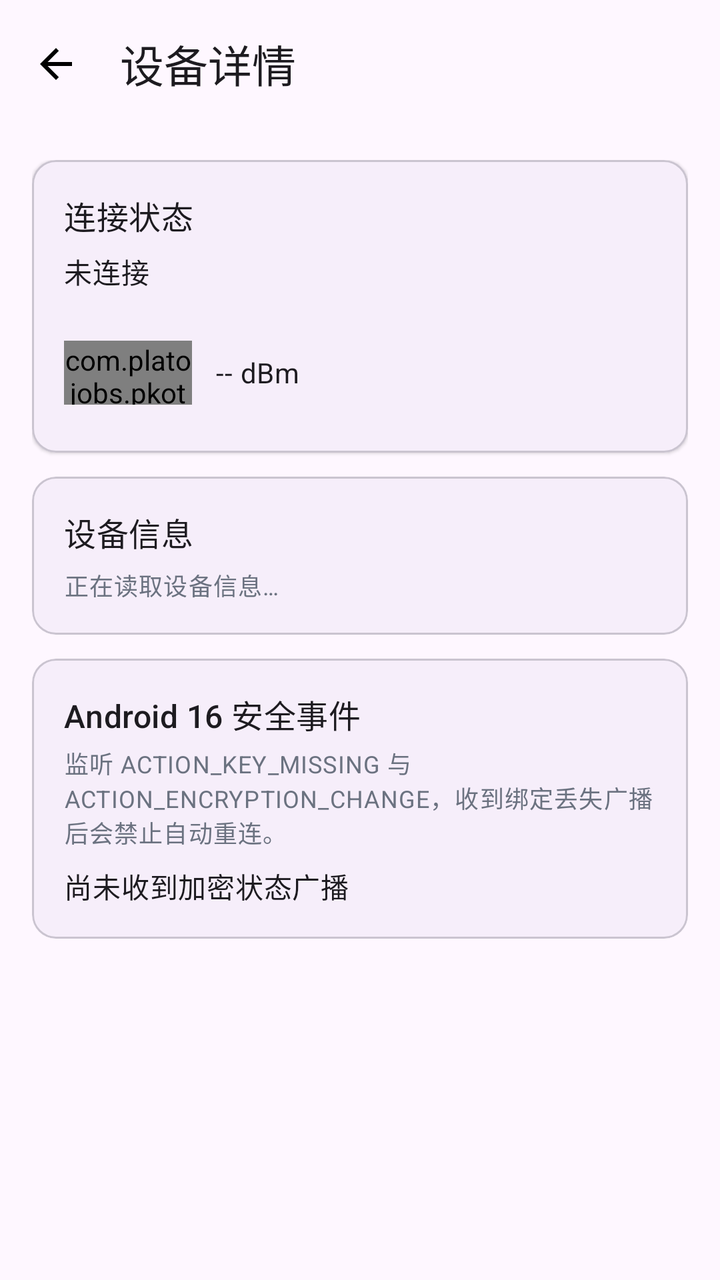
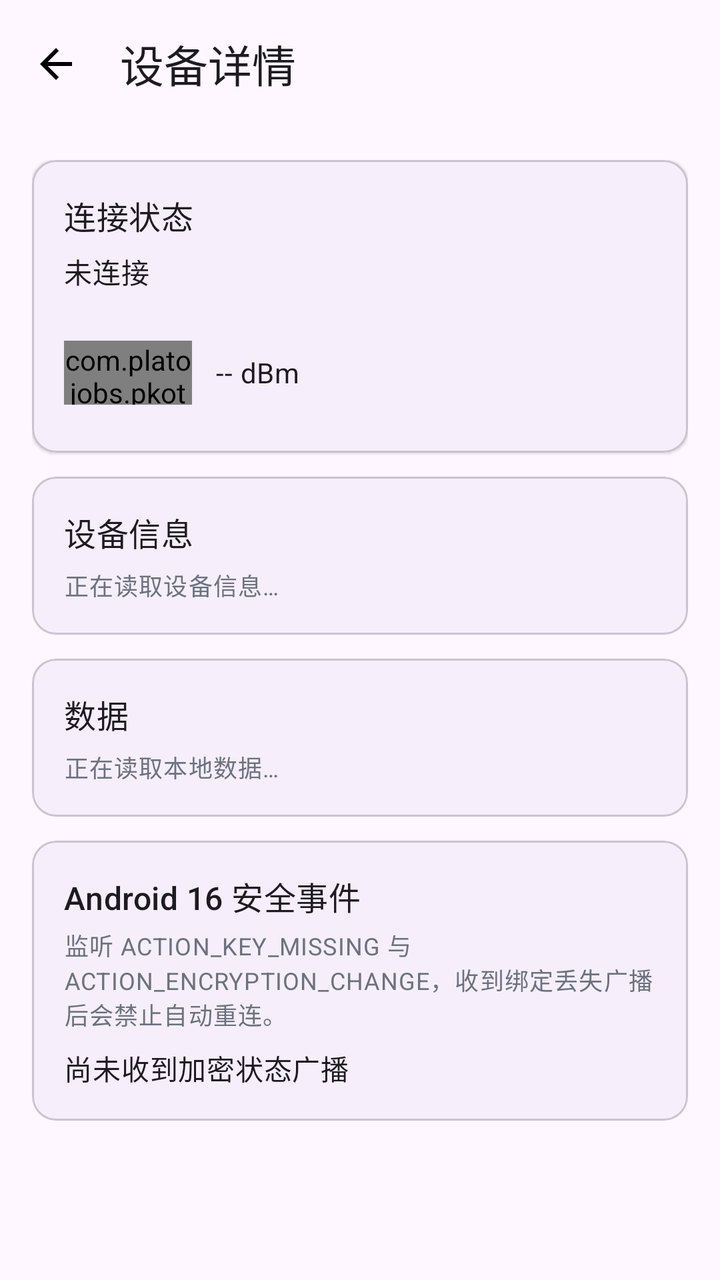

An Android layout rendered at two revisions. The XML below is the earlier revision; the diff shows what the commit changed to produce the second picture.
<!-- AndroidManifest.xml: application theme Theme.PKotlinApp -->
<!-- res/layout/activity_device_detail.xml -->
<?xml version="1.0" encoding="utf-8"?>
<LinearLayout xmlns:android="http://schemas.android.com/apk/res/android"
    xmlns:app="http://schemas.android.com/apk/res-auto"
    android:id="@+id/root"
    android:layout_width="match_parent"
    android:layout_height="match_parent"
    android:orientation="vertical">

    <com.google.android.material.appbar.MaterialToolbar
        android:id="@+id/toolbar"
        android:layout_width="match_parent"
        android:layout_height="?attr/actionBarSize"
        android:background="?attr/colorSurface"
        app:navigationContentDescription="@string/toolbar_back"
        app:navigationIcon="@drawable/ic_arrow_back"
        app:title="@string/detail_title" />

    <androidx.core.widget.NestedScrollView
        android:id="@+id/scrollContent"
        android:layout_width="match_parent"
        android:layout_height="0dp"
        android:layout_weight="1"
        android:clipToPadding="false">

        <LinearLayout
            android:layout_width="match_parent"
            android:layout_height="wrap_content"
            android:orientation="vertical"
            android:padding="16dp">

            <com.google.android.material.card.MaterialCardView
                android:layout_width="match_parent"
                android:layout_height="wrap_content"
                app:cardCornerRadius="12dp"
                app:cardElevation="1dp">

                <LinearLayout
                    android:layout_width="match_parent"
                    android:layout_height="wrap_content"
                    android:orientation="vertical"
                    android:padding="16dp">

                    <TextView
                        android:layout_width="match_parent"
                        android:layout_height="wrap_content"
                        android:text="@string/detail_status_title"
                        android:textAppearance="?attr/textAppearanceTitleMedium" />

                    <TextView
                        android:id="@+id/connectionStatus"
                        android:layout_width="match_parent"
                        android:layout_height="wrap_content"
                        android:layout_marginTop="6dp"
                        android:text="@string/detail_disconnected"
                        android:textAppearance="?attr/textAppearanceBodyMedium" />

                    <TextView
                        android:id="@+id/macText"
                        android:layout_width="match_parent"
                        android:layout_height="wrap_content"
                        android:textAppearance="?attr/textAppearanceBodySmall"
                        android:textColor="@color/text_secondary" />

                    <LinearLayout
                        android:layout_width="match_parent"
                        android:layout_height="wrap_content"
                        android:layout_marginTop="8dp"
                        android:gravity="center_vertical"
                        android:orientation="horizontal">

                        <com.platojobs.pkotlinapp.ui.common.RssiSignalView
                            android:id="@+id/signalView"
                            android:layout_width="64dp"
                            android:layout_height="32dp"
                            app:rsv_activeColor="@color/signal_active"
                            app:rsv_inactiveColor="@color/signal_inactive"
                            app:rsv_barCount="4" />

                        <TextView
                            android:id="@+id/rssiText"
                            android:layout_width="wrap_content"
                            android:layout_height="wrap_content"
                            android:layout_marginStart="12dp"
                            android:text="@string/device_rssi_unknown"
                            android:textAppearance="?attr/textAppearanceBodyMedium" />
                    </LinearLayout>

                    <LinearLayout
                        android:layout_width="match_parent"
                        android:layout_height="wrap_content"
                        android:layout_marginTop="8dp"
                        android:orientation="horizontal">

                        <com.google.android.material.button.MaterialButton
                            android:id="@+id/connectButton"
                            android:layout_width="wrap_content"
                            android:layout_height="wrap_content"
                            android:text="@string/detail_connect"
                            android:visibility="gone" />

                        <com.google.android.material.button.MaterialButton
                            android:id="@+id/disconnectButton"
                            style="?attr/materialButtonTonalStyle"
                            android:layout_width="wrap_content"
                            android:layout_height="wrap_content"
                            android:layout_marginStart="8dp"
                            android:text="@string/action_disconnect"
                            android:visibility="gone" />
                    </LinearLayout>

                </LinearLayout>

            </com.google.android.material.card.MaterialCardView>

            <com.google.android.material.card.MaterialCardView
                android:id="@+id/keyMissingCard"
                android:layout_width="match_parent"
                android:layout_height="wrap_content"
                android:layout_marginTop="12dp"
                android:visibility="gone"
                app:cardBackgroundColor="?attr/colorErrorContainer"
                app:cardCornerRadius="12dp"
                app:cardElevation="0dp">

                <LinearLayout
                    android:layout_width="match_parent"
                    android:layout_height="wrap_content"
                    android:orientation="vertical"
                    android:padding="16dp">

                    <TextView
                        android:layout_width="match_parent"
                        android:layout_height="wrap_content"
                        android:text="@string/detail_key_missing_title"
                        android:textAppearance="?attr/textAppearanceTitleMedium"
                        android:textColor="?attr/colorOnErrorContainer" />

                    <TextView
                        android:layout_width="match_parent"
                        android:layout_height="wrap_content"
                        android:layout_marginTop="4dp"
                        android:text="@string/detail_key_missing_hint"
                        android:textAppearance="?attr/textAppearanceBodySmall"
                        android:textColor="?attr/colorOnErrorContainer" />

                    <com.google.android.material.button.MaterialButton
                        android:id="@+id/keyMissingRetryButton"
                        android:layout_width="wrap_content"
                        android:layout_height="wrap_content"
                        android:layout_marginTop="8dp"
                        android:text="@string/detail_key_missing_action" />

                </LinearLayout>

            </com.google.android.material.card.MaterialCardView>

            <com.google.android.material.card.MaterialCardView
                android:layout_width="match_parent"
                android:layout_height="wrap_content"
                android:layout_marginTop="12dp"
                app:cardCornerRadius="12dp"
                app:cardElevation="1dp">

                <LinearLayout
                    android:layout_width="match_parent"
                    android:layout_height="wrap_content"
                    android:orientation="vertical"
                    android:padding="16dp">

                    <TextView
                        android:layout_width="match_parent"
                        android:layout_height="wrap_content"
                        android:text="@string/detail_info_title"
                        android:textAppearance="?attr/textAppearanceTitleMedium" />

                    <TextView
                        android:id="@+id/infoLoading"
                        android:layout_width="match_parent"
                        android:layout_height="wrap_content"
                        android:layout_marginTop="6dp"
                        android:text="@string/detail_info_loading"
                        android:textAppearance="?attr/textAppearanceBodySmall"
                        android:textColor="@color/text_secondary" />

                    <TextView
                        android:id="@+id/infoHint"
                        android:layout_width="match_parent"
                        android:layout_height="wrap_content"
                        android:layout_marginTop="6dp"
                        android:text="@string/detail_disconnected_hint"
                        android:textAppearance="?attr/textAppearanceBodySmall"
                        android:textColor="@color/text_secondary"
                        android:visibility="gone" />

                    <TextView
                        android:id="@+id/infoOfflineHint"
                        android:layout_width="match_parent"
                        android:layout_height="wrap_content"
                        android:layout_marginTop="6dp"
                        android:text="@string/detail_offline_hint"
                        android:textAppearance="?attr/textAppearanceBodySmall"
                        android:textColor="@color/text_secondary"
                        android:visibility="gone" />

                    <LinearLayout
                        android:id="@+id/infoContent"
                        android:layout_width="match_parent"
                        android:layout_height="wrap_content"
                        android:layout_marginTop="8dp"
                        android:orientation="vertical"
                        android:visibility="gone">

                        <LinearLayout
                            android:layout_width="match_parent"
                            android:layout_height="wrap_content"
                            android:orientation="horizontal">

                            <TextView
                                android:layout_width="100dp"
                                android:layout_height="wrap_content"
                                android:text="@string/detail_vendor"
                                android:textAppearance="?attr/textAppearanceBodyMedium"
                                android:textColor="@color/text_secondary" />

                            <TextView
                                android:id="@+id/vendorValue"
                                android:layout_width="0dp"
                                android:layout_height="wrap_content"
                                android:layout_weight="1"
                                android:textAppearance="?attr/textAppearanceBodyMedium" />
                        </LinearLayout>

                        <LinearLayout
                            android:layout_width="match_parent"
                            android:layout_height="wrap_content"
                            android:layout_marginTop="4dp"
                            android:orientation="horizontal">

                            <TextView
                                android:layout_width="100dp"
                                android:layout_height="wrap_content"
                                android:text="@string/detail_device_type"
                                android:textAppearance="?attr/textAppearanceBodyMedium"
                                android:textColor="@color/text_secondary" />

                            <TextView
                                android:id="@+id/deviceTypeValue"
                                android:layout_width="0dp"
                                android:layout_height="wrap_content"
                                android:layout_weight="1"
                                android:textAppearance="?attr/textAppearanceBodyMedium" />
                        </LinearLayout>

                        <LinearLayout
                            android:layout_width="match_parent"
                            android:layout_height="wrap_content"
                            android:layout_marginTop="4dp"
                            android:orientation="horizontal">

                            <TextView
                                android:layout_width="100dp"
                                android:layout_height="wrap_content"
                                android:text="@string/detail_firmware"
                                android:textAppearance="?attr/textAppearanceBodyMedium"
                                android:textColor="@color/text_secondary" />

                            <TextView
                                android:id="@+id/firmwareValue"
                                android:layout_width="0dp"
                                android:layout_height="wrap_content"
                                android:layout_weight="1"
                                android:textAppearance="?attr/textAppearanceBodyMedium" />
                        </LinearLayout>

                        <LinearLayout
                            android:layout_width="match_parent"
                            android:layout_height="wrap_content"
                            android:layout_marginTop="4dp"
                            android:orientation="horizontal">

                            <TextView
                                android:layout_width="100dp"
                                android:layout_height="wrap_content"
                                android:text="@string/detail_alias"
                                android:textAppearance="?attr/textAppearanceBodyMedium"
                                android:textColor="@color/text_secondary" />

                            <TextView
                                android:id="@+id/aliasValue"
                                android:layout_width="0dp"
                                android:layout_height="wrap_content"
                                android:layout_weight="1"
                                android:textAppearance="?attr/textAppearanceBodyMedium" />
                        </LinearLayout>

                        <LinearLayout
                            android:layout_width="match_parent"
                            android:layout_height="wrap_content"
                            android:layout_marginTop="4dp"
                            android:orientation="horizontal">

                            <TextView
                                android:layout_width="100dp"
                                android:layout_height="wrap_content"
                                android:text="@string/detail_group"
                                android:textAppearance="?attr/textAppearanceBodyMedium"
                                android:textColor="@color/text_secondary" />

                            <TextView
                                android:id="@+id/groupValue"
                                android:layout_width="0dp"
                                android:layout_height="wrap_content"
                                android:layout_weight="1"
                                android:textAppearance="?attr/textAppearanceBodyMedium" />
                        </LinearLayout>

                        <LinearLayout
                            android:layout_width="match_parent"
                            android:layout_height="wrap_content"
                            android:layout_marginTop="4dp"
                            android:orientation="horizontal">

                            <TextView
                                android:layout_width="100dp"
                                android:layout_height="wrap_content"
                                android:text="@string/detail_last_seen"
                                android:textAppearance="?attr/textAppearanceBodyMedium"
                                android:textColor="@color/text_secondary" />

                            <TextView
                                android:id="@+id/lastSeenValue"
                                android:layout_width="0dp"
                                android:layout_height="wrap_content"
                                android:layout_weight="1"
                                android:textAppearance="?attr/textAppearanceBodyMedium" />
                        </LinearLayout>

                        <LinearLayout
                            android:layout_width="match_parent"
                            android:layout_height="wrap_content"
                            android:layout_marginTop="4dp"
                            android:orientation="horizontal">

                            <TextView
                                android:layout_width="100dp"
                                android:layout_height="wrap_content"
                                android:text="@string/detail_compatibility"
                                android:textAppearance="?attr/textAppearanceBodyMedium"
                                android:textColor="@color/text_secondary" />

                            <TextView
                                android:id="@+id/compatibilityValue"
                                android:layout_width="0dp"
                                android:layout_height="wrap_content"
                                android:layout_weight="1"
                                android:textAppearance="?attr/textAppearanceBodyMedium" />
                        </LinearLayout>

                        <com.google.android.material.button.MaterialButton
                            android:id="@+id/editProfileButton"
                            style="?attr/materialButtonOutlinedStyle"
                            android:layout_width="wrap_content"
                            android:layout_height="wrap_content"
                            android:layout_marginTop="12dp"
                            android:text="@string/device_edit_action" />

                    </LinearLayout>

                    <TextView
                        android:id="@+id/infoError"
                        android:layout_width="match_parent"
                        android:layout_height="wrap_content"
                        android:layout_marginTop="6dp"
                        android:textAppearance="?attr/textAppearanceBodySmall"
                        android:textColor="?attr/colorError"
                        android:visibility="gone" />

                    <com.google.android.material.button.MaterialButton
                        android:id="@+id/infoRetryButton"
                        style="?attr/materialButtonOutlinedStyle"
                        android:layout_width="wrap_content"
                        android:layout_height="wrap_content"
                        android:layout_marginTop="8dp"
                        android:text="@string/detail_info_retry"
                        android:visibility="gone" />

                </LinearLayout>

            </com.google.android.material.card.MaterialCardView>

            <com.google.android.material.card.MaterialCardView
                android:layout_width="match_parent"
                android:layout_height="wrap_content"
                android:layout_marginTop="12dp"
                app:cardCornerRadius="12dp"
                app:cardElevation="1dp">

                <LinearLayout
                    android:layout_width="match_parent"
                    android:layout_height="wrap_content"
                    android:orientation="vertical"
                    android:padding="16dp">

                    <TextView
                        android:layout_width="match_parent"
                        android:layout_height="wrap_content"
                        android:text="@string/detail_security_title"
                        android:textAppearance="?attr/textAppearanceTitleMedium" />

                    <TextView
                        android:layout_width="match_parent"
                        android:layout_height="wrap_content"
                        android:layout_marginTop="4dp"
                        android:text="@string/detail_security_hint"
                        android:textAppearance="?attr/textAppearanceBodySmall"
                        android:textColor="@color/text_secondary" />

                    <TextView
                        android:id="@+id/encryptionText"
                        android:layout_width="match_parent"
                        android:layout_height="wrap_content"
                        android:layout_marginTop="8dp"
                        android:text="@string/detail_encryption_idle"
                        android:textAppearance="?attr/textAppearanceBodyMedium" />

                </LinearLayout>

            </com.google.android.material.card.MaterialCardView>

        </LinearLayout>

    </androidx.core.widget.NestedScrollView>

</LinearLayout>
<!-- resources referenced by this layout -->
<resources>
  <color name="signal_active">#2E7D32</color>
  <color name="signal_inactive">#D6D9E3</color>
  <color name="text_secondary">#6B7280</color>
  <!-- drawable ic_arrow_back (drawable) -->
  <vector xmlns:android="http://schemas.android.com/apk/res/android"
      android:width="24dp"
      android:height="24dp"
      android:viewportWidth="24"
      android:viewportHeight="24">
      <path
          android:fillColor="#FF000000"
          android:pathData="M20,11H7.83l5.59,-5.59L12,4l-8,8 8,8 1.41,-1.41L7.83,13H20v-2z" />
  </vector>
  <string name="action_disconnect">断开连接</string>
  <string name="detail_alias">别名</string>
  <string name="detail_compatibility">兼容性</string>
  <string name="detail_connect">重新连接</string>
  <string name="detail_device_type">设备类型</string>
  <string name="detail_disconnected">未连接</string>
  <string name="detail_disconnected_hint">当前未连接。连接成功后会从服务端读取厂商与固件信息。</string>
  <string name="detail_encryption_idle">尚未收到加密状态广播</string>
  <string name="detail_firmware">固件版本</string>
  <string name="detail_group">分组</string>
  <string name="detail_info_loading">正在读取设备信息…</string>
  <string name="detail_info_retry">重试读取设备信息</string>
  <string name="detail_info_title">设备信息</string>
  <string name="detail_key_missing_action">已重新配对，重试连接</string>
  <string name="detail_key_missing_hint">已停止自动重连。请在系统蓝牙设置中移除并重新配对后手动重试。</string>
  <string name="detail_key_missing_title">设备绑定信息丢失，请重新配对</string>
  <string name="detail_last_seen">最后出现</string>
  <string name="detail_offline_hint">网络不可用，以下为本地缓存数据。</string>
  <string name="detail_security_hint">监听 ACTION_KEY_MISSING 与 ACTION_ENCRYPTION_CHANGE，收到绑定丢失广播后会禁止自动重连。</string>
  <string name="detail_security_title">Android 16 安全事件</string>
  <string name="detail_status_title">连接状态</string>
  <string name="detail_title">设备详情</string>
  <string name="detail_vendor">厂商</string>
  <string name="device_edit_action">编辑别名与分组</string>
  <string name="device_rssi_unknown">-- dBm</string>
  <string name="toolbar_back">返回</string>
  <style name="Theme.PKotlinApp" parent="Theme.Material3.DayNight.NoActionBar">
          <item name="android:windowBackground">?attr/colorSurface</item>
      </style>
</resources>

<!-- the commit's change to res/layout/activity_device_detail.xml (unified diff, before → after) -->
@@ -389,6 +389,7 @@
             </com.google.android.material.card.MaterialCardView>
 
             <com.google.android.material.card.MaterialCardView
+                android:id="@+id/readingsCard"
                 android:layout_width="match_parent"
                 android:layout_height="wrap_content"
                 android:layout_marginTop="12dp"
@@ -404,6 +405,133 @@
                     <TextView
                         android:layout_width="match_parent"
                         android:layout_height="wrap_content"
+                        android:text="@string/readings_title"
+                        android:textAppearance="?attr/textAppearanceTitleMedium" />
+
+                    <TextView
+                        android:id="@+id/readingsLoadingHint"
+                        android:layout_width="match_parent"
+                        android:layout_height="wrap_content"
+                        android:layout_marginTop="6dp"
+                        android:text="@string/readings_loading"
+                        android:textAppearance="?attr/textAppearanceBodySmall"
+                        android:textColor="@color/text_secondary" />
+
+                    <TextView
+                        android:id="@+id/readingsEmptyHint"
+                        android:layout_width="match_parent"
+                        android:layout_height="wrap_content"
+                        android:layout_marginTop="6dp"
+                        android:text="@string/readings_empty_hint"
+                        android:textAppearance="?attr/textAppearanceBodyMedium"
+                        android:textColor="@color/text_secondary"
+                        android:visibility="gone" />
+
+                    <LinearLayout
+                        android:id="@+id/readingsPermissionBlock"
+                        android:layout_width="match_parent"
+                        android:layout_height="wrap_content"
+                        android:layout_marginTop="6dp"
+                        android:orientation="vertical"
+                        android:visibility="gone">
+
+                        <TextView
+                            android:layout_width="match_parent"
+                            android:layout_height="wrap_content"
+                            android:text="@string/readings_permission_hint"
+                            android:textAppearance="?attr/textAppearanceBodySmall"
+                            android:textColor="?attr/colorError" />
+
+                        <com.google.android.material.button.MaterialButton
+                            android:id="@+id/readingsPermissionButton"
+                            style="?attr/materialButtonOutlinedStyle"
+                            android:layout_width="wrap_content"
+                            android:layout_height="wrap_content"
+                            android:layout_marginTop="8dp"
+                            android:text="@string/readings_permission_action" />
+
+                    </LinearLayout>
+
+                    <TextView
+                        android:id="@+id/readingsOfflineHint"
+                        android:layout_width="match_parent"
+                        android:layout_height="wrap_content"
+                        android:layout_marginTop="6dp"
+                        android:text="@string/readings_offline_hint"
+                        android:textAppearance="?attr/textAppearanceBodySmall"
+                        android:textColor="@color/text_secondary"
+                        android:visibility="gone" />
+
+                    <HorizontalScrollView
+                        android:id="@+id/readingsChipScroll"
+                        android:layout_width="match_parent"
+                        android:layout_height="wrap_content"
+                        android:layout_marginTop="8dp"
+                        android:scrollbars="none"
+                        android:visibility="gone">
+
+                        <com.google.android.material.chip.ChipGroup
+                            android:id="@+id/readingsChips"
+                            android:layout_width="wrap_content"
+                            android:layout_height="wrap_content"
+                            app:selectionRequired="true"
+                            app:singleLine="true"
+                            app:singleSelection="true" />
+
+                    </HorizontalScrollView>
+
+                    <com.platojobs.pkotlinapp.ui.chart.ReadingChartView
+                        android:id="@+id/readingsChart"
+                        android:layout_width="match_parent"
+                        android:layout_height="160dp"
+                        android:layout_marginTop="8dp"
+                        android:visibility="gone" />
+
+                    <TextView
+                        android:id="@+id/readingsSummary"
+                        android:layout_width="match_parent"
+                        android:layout_height="wrap_content"
+                        android:layout_marginTop="8dp"
+                        android:textAppearance="?attr/textAppearanceBodySmall"
+                        android:textColor="@color/text_secondary"
+                        android:visibility="gone" />
+
+                    <TextView
+                        android:id="@+id/readingsRecentTitle"
+                        android:layout_width="match_parent"
+                        android:layout_height="wrap_content"
+                        android:layout_marginTop="8dp"
+                        android:text="@string/readings_recent_title"
+                        android:textAppearance="?attr/textAppearanceBodySmall"
+                        android:textColor="@color/text_secondary"
+                        android:visibility="gone" />
+
+                    <LinearLayout
+                        android:id="@+id/readingsRecentList"
+                        android:layout_width="match_parent"
+                        android:layout_height="wrap_content"
+                        android:orientation="vertical" />
+
+                </LinearLayout>
+
+            </com.google.android.material.card.MaterialCardView>
+
+            <com.google.android.material.card.MaterialCardView
+                android:layout_width="match_parent"
+                android:layout_height="wrap_content"
+                android:layout_marginTop="12dp"
+                app:cardCornerRadius="12dp"
+                app:cardElevation="1dp">
+
+                <LinearLayout
+                    android:layout_width="match_parent"
+                    android:layout_height="wrap_content"
+                    android:orientation="vertical"
+                    android:padding="16dp">
+
+                    <TextView
+                        android:layout_width="match_parent"
+                        android:layout_height="wrap_content"
                         android:text="@string/detail_security_title"
                         android:textAppearance="?attr/textAppearanceTitleMedium" />
 
<!-- resource entries referenced after the edit -->
@@ -38,6 +38,13 @@
   <string name="detail_vendor">厂商</string>
   <string name="device_edit_action">编辑别名与分组</string>
   <string name="device_rssi_unknown">-- dBm</string>
+  <string name="readings_empty_hint">暂无测量数据，连接设备后开始采集。</string>
+  <string name="readings_loading">正在读取本地数据…</string>
+  <string name="readings_offline_hint">离线：本地数据</string>
+  <string name="readings_permission_action">去应用设置</string>
+  <string name="readings_permission_hint">缺少蓝牙连接权限，无法采集与展示测量数据。请在应用设置中授予「附近的设备」权限。</string>
+  <string name="readings_recent_title">最近记录</string>
+  <string name="readings_title">数据</string>
   <string name="toolbar_back">返回</string>
   <style name="Theme.PKotlinApp" parent="Theme.Material3.DayNight.NoActionBar">
           <item name="android:windowBackground">?attr/colorSurface</item>
